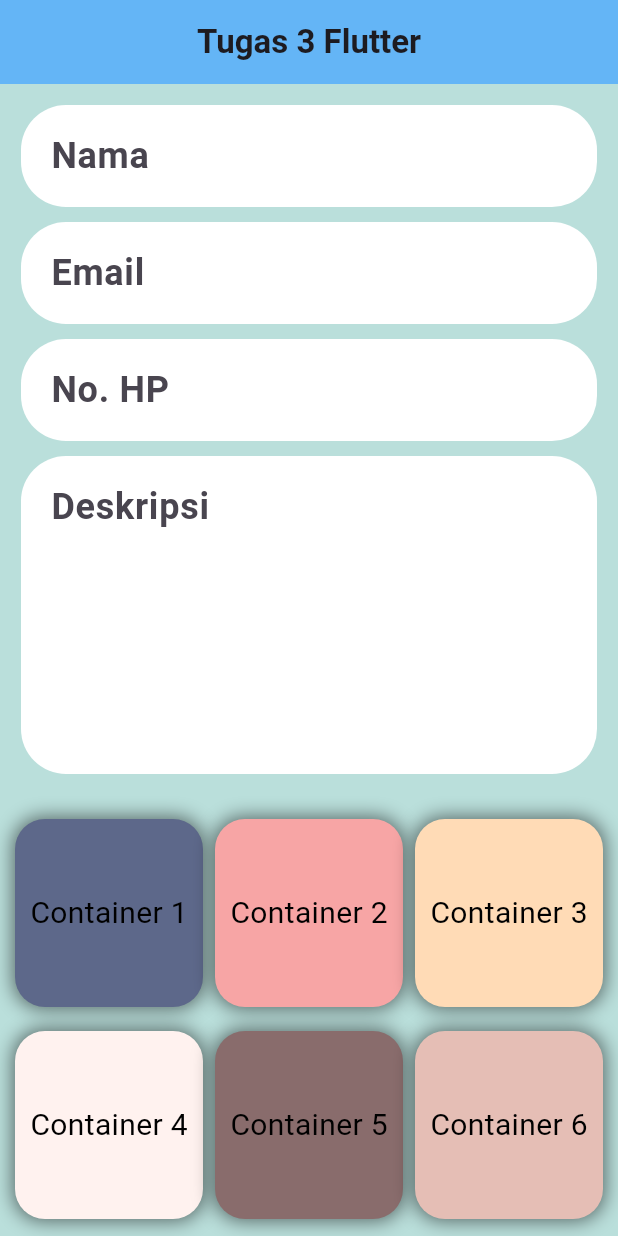
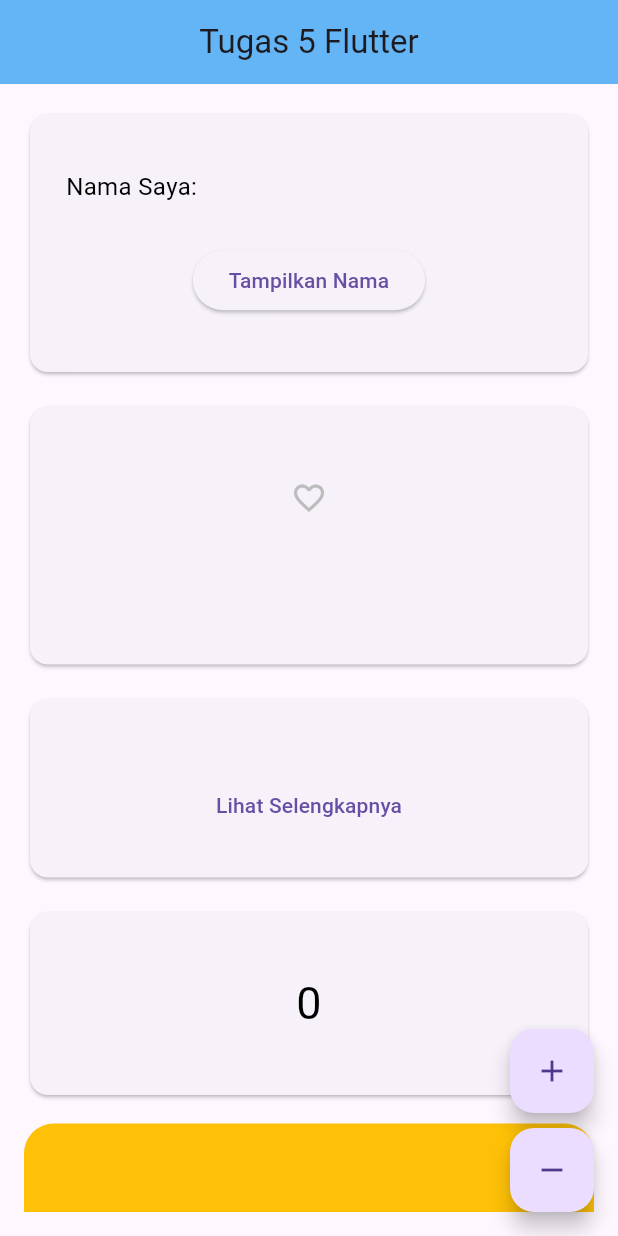
Before and after one commit to GerilValdo/flutter-ppkd-4, a Flutter app: the screen it shows after launch, on a phone screen of 412 x 824 dp. Run offline on Flutter 3.47's test engine with Material 3 defaults, Android fonts, the phone set to English and light mode, and no system bars; our stand-ins replace font_awesome_flutter; missing offline and left inert: mobkit_dashed_border.

Commit message:
Done Tugas 5 Flutter

```diff
--- a/lib/main.dart
+++ b/lib/main.dart
@@ -1,8 +1,9 @@
 import 'package:flutter/material.dart';
 // import 'package:ppkd_batch4/tugas/tugas_1.dart';
 // import 'package:ppkd_batch4/tugas/tugas_2.dart';
-import 'package:ppkd_batch4/tugas/tugas_3.dart';
+//import 'package:ppkd_batch4/tugas/tugas_3.dart';
 // import 'package:ppkd_batch4/tugas/tugas_4.dart';
+import 'package:ppkd_batch4/tugas/tugas_5.dart';
 
 void main() {
   runApp(const MyApp());
@@ -55,7 +56,7 @@ class _MyAppState extends State<MyApp> {
         ),
         primarySwatch: Colors.blue,
       ),
-      home: Tugas3(),
+      home: Tugas5(),
     );
   }
 }
--- /dev/null
+++ b/lib/tugas/tugas_5.dart
@@ -0,0 +1,215 @@
+import 'package:flutter/material.dart';
+
+class Tugas5 extends StatefulWidget {
+  const Tugas5({super.key});
+
+  @override
+  State<Tugas5> createState() => _Tugas5State();
+}
+
+class _Tugas5State extends State<Tugas5> {
+  String name = 'Geril Valdo';
+  String description =
+      'Lorem Ipsum is simply dummy text of the printing and typesetting industry. Lorem Ipsum has been the industry\'s standard dummy text ever since the 1500s, when an unknown printer took a galley of type and scrambled it to make a type specimen book. It has survived not only five centuries, but also the leap into electronic typesetting, remaining essentially unchanged. It was popularised in the 1960s with the release of Letraset sheets containing Lorem Ipsum passages, and more recently with desktop publishing software like Aldus PageMaker including versions of Lorem Ipsum.';
+
+  bool showName = false;
+  bool showFavorite = false;
+  bool showDescription = false;
+  bool showSquare = false;
+  num counter = 0;
+  num counterGesture = 0;
+
+  @override
+  Widget build(BuildContext context) {
+    return Scaffold(
+      appBar: AppBar(title: Text('Tugas 5 Flutter'), centerTitle: true),
+      body: Padding(
+        padding: const EdgeInsets.all(16),
+        child: SingleChildScrollView(
+          child: Column(
+            spacing: 15,
+            children: [
+              SizedBox(
+                height: 180,
+                width: double.infinity,
+                child: Card(
+                  child: Padding(
+                    padding: const EdgeInsets.all(24),
+                    child: Column(
+                      mainAxisAlignment: MainAxisAlignment.spaceAround,
+                      children: [
+                        Align(
+                          alignment: Alignment.centerLeft,
+                          child: Text(
+                            showName ? 'Nama Saya: $name' : 'Nama Saya:',
+                          ),
+                        ),
+                        ElevatedButton(
+                          onPressed: () {
+                            setState(() {
+                              showName = !showName;
+                            });
+                          },
+                          child: Text('Tampilkan Nama'),
+                        ),
+                      ],
+                    ),
+                  ),
+                ),
+              ),
+              SizedBox(
+                height: 180,
+                width: double.infinity,
+                child: Card(
+                  child: Padding(
+                    padding: const EdgeInsets.all(24),
+                    child: Column(
+                      mainAxisAlignment: MainAxisAlignment.spaceAround,
+                      children: [
+                        IconButton(
+                          onPressed: () {
+                            setState(() {
+                              showFavorite = !showFavorite;
+                            });
+                          },
+                          icon: Icon(
+                            showFavorite
+                                ? Icons.favorite_rounded
+                                : Icons.favorite_border_outlined,
+                            color: showFavorite
+                                ? Colors.redAccent
+                                : Colors.grey.shade400,
+                          ),
+                        ),
+                        Text(showFavorite ? 'Disukai' : ''),
+                      ],
+                    ),
+                  ),
+                ),
+              ),
+              SizedBox(
+                width: double.infinity,
+                child: Card(
+                  child: Padding(
+                    padding: const EdgeInsets.all(24),
+                    child: Column(
+                      mainAxisAlignment: MainAxisAlignment.spaceAround,
+                      children: [
+                        AnimatedCrossFade(
+                          firstChild: Text(description),
+                          secondChild: Text(''),
+                          crossFadeState: showDescription
+                              ? CrossFadeState.showFirst
+                              : CrossFadeState.showSecond,
+
+                          duration: Duration(milliseconds: 1000),
+                        ),
+                        TextButton(
+                          onPressed: () {
+                            setState(() {
+                              showDescription = !showDescription;
+                            });
+                          },
+                          child: Text('Lihat Selengkapnya'),
+                        ),
+                      ],
+                    ),
+                  ),
+                ),
+              ),
+              SizedBox(
+                height: 130,
+                width: double.infinity,
+                child: Card(
+                  child: Padding(
+                    padding: const EdgeInsets.all(24),
+                    child: Center(
+                      child: Text(
+                        counter.toString(),
+                        style: TextStyle(fontSize: 30),
+                      ),
+                    ),
+                  ),
+                ),
+              ),
+              InkWell(
+                onTap: () {
+                  print('Kotak Disentuh');
+                  setState(() {
+                    showSquare = !showSquare;
+                  });
+                },
+                child: Container(
+                  height: 180,
+                  width: double.infinity,
+                  decoration: BoxDecoration(
+                    color: Colors.amber,
+                    borderRadius: BorderRadius.circular(20),
+                  ),
+                  child: Center(child: Text(showSquare ? '' : 'Cetak Kotak')),
+                ),
+              ),
+              GestureDetector(
+                onLongPress: () {
+                  print('Tahan lama');
+                  setState(() {
+                    counterGesture += 3;
+                  });
+                },
+                onTap: () {
+                  print('Ditekan sekali');
+                  setState(() {
+                    counterGesture++;
+                  });
+                },
+                onDoubleTap: () {
+                  print('Ditekan dua kali');
+                  setState(() {
+                    counterGesture += 2;
+                  });
+                },
+                child: SizedBox(
+                  height: 130,
+                  width: double.infinity,
+                  child: Card(
+                    child: Padding(
+                      padding: const EdgeInsets.all(24),
+                      child: Center(
+                        child: Text(
+                          counterGesture.toString(),
+                          style: TextStyle(fontSize: 30),
+                        ),
+                      ),
+                    ),
+                  ),
+                ),
+              ),
+            ],
+          ),
+        ),
+      ),
+      floatingActionButton: Column(
+        mainAxisAlignment: MainAxisAlignment.end,
+        spacing: 10,
+        children: [
+          FloatingActionButton(
+            onPressed: () {
+              setState(() {
+                counter++;
+              });
+            },
+            child: Icon(Icons.add),
+          ),
+          FloatingActionButton(
+            onPressed: () {
+              setState(() {
+                counter--;
+              });
+            },
+            child: Icon(Icons.remove),
+          ),
+        ],
+      ),
+    );
+  }
+}
```
